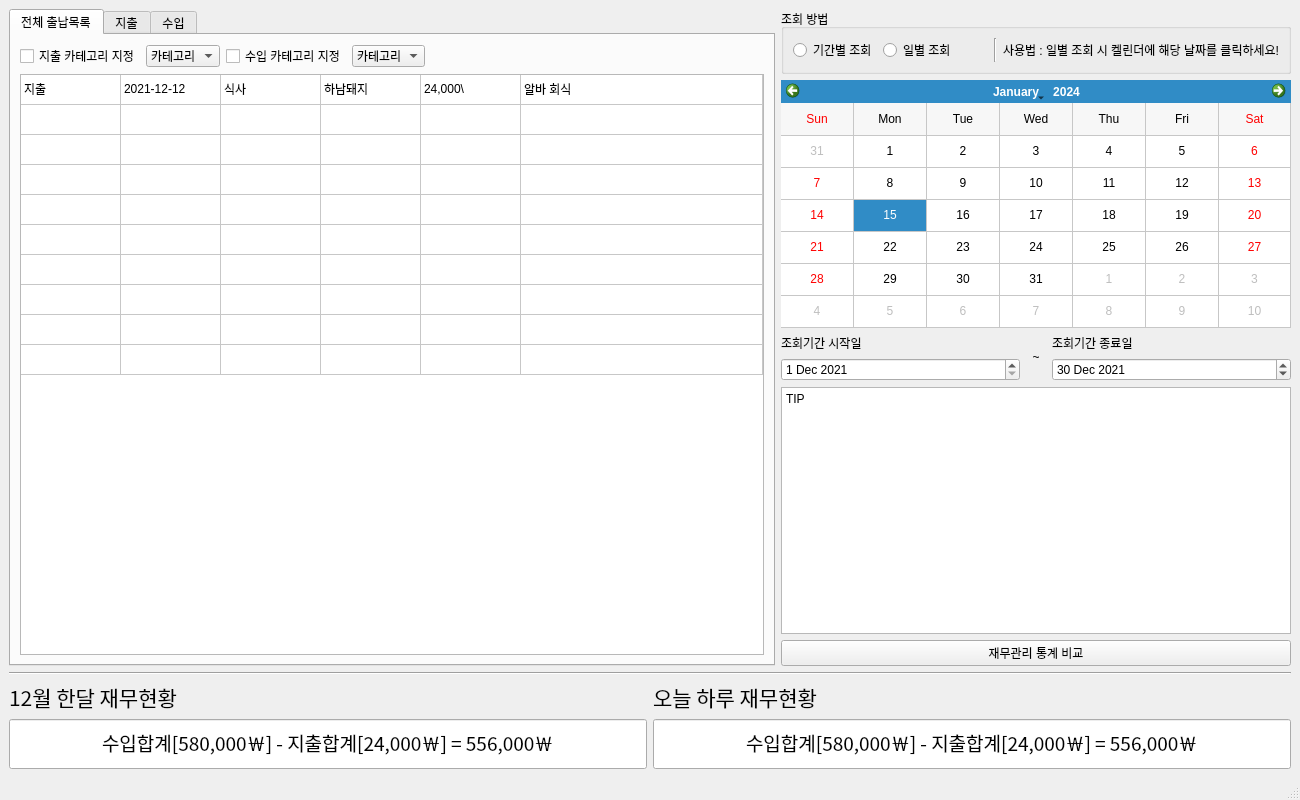
Firstcom1/dku_accounts_project, file dku_accounts_project.ui: the form before one commit.
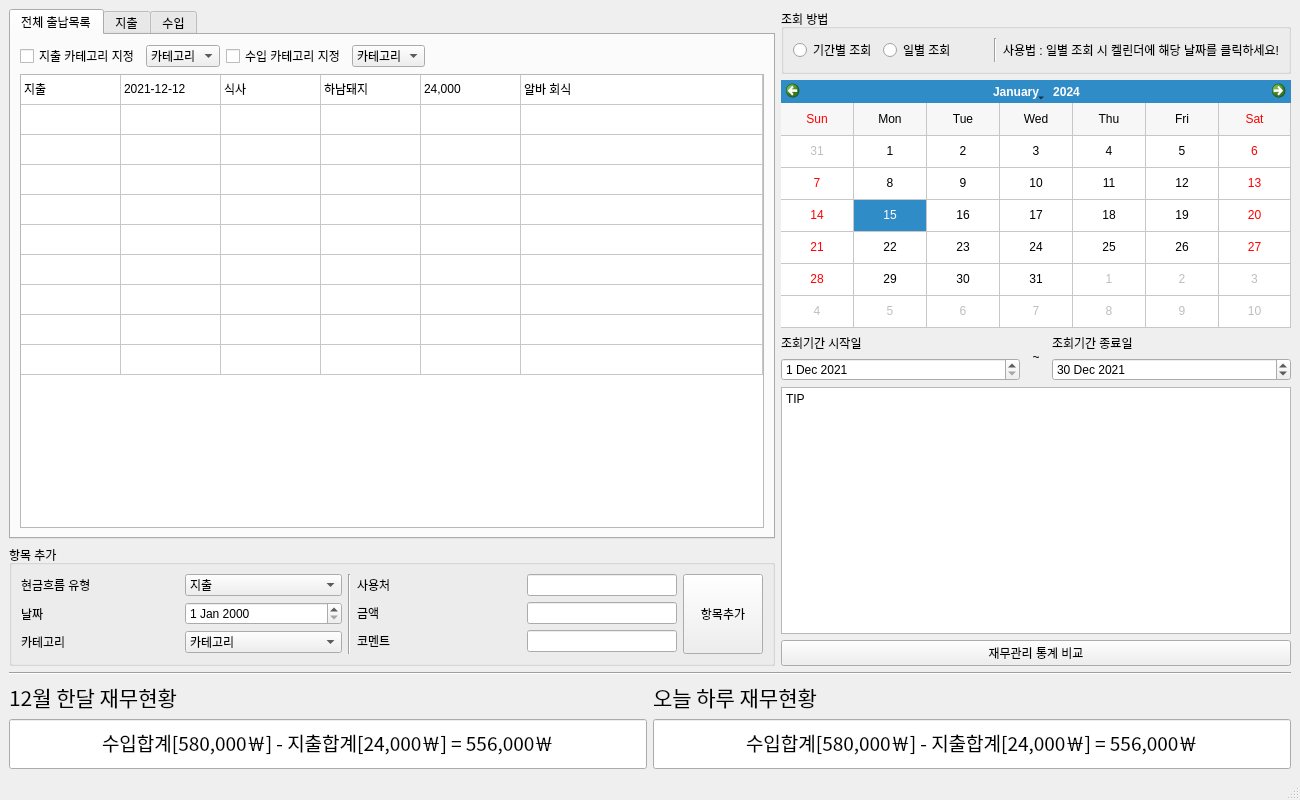
The form after the commit. The open tabs and pages were chosen to show the change.

Commit message: UI update : 1. Add Group for adding item, 2. Assign names to Objects

Patch:
```diff
--- a/dku_accounts_project.ui
+++ b/dku_accounts_project.ui
@@ -27,6 +27,8 @@
     <item>
      <layout class="QHBoxLayout" name="horizontalLayout_8" stretch="3,2">
       <item>
+       <layout class="QVBoxLayout" name="verticalLayout_11">
+        <item>
        <widget class="QTabWidget" name="TAB_displayType">
         <property name="tabPosition">
          <enum>QTabWidget::North</enum>
@@ -259,7 +261,7 @@
                 </item>
                 <item row="0" column="4">
                  <property name="text">
-                  <string>24,000\</string>
+                    <string>24,000</string>
                  </property>
                 </item>
                 <item row="0" column="5">
@@ -624,6 +626,210 @@
          </layout>
         </widget>
        </widget>
+        </item>
+        <item>
+         <widget class="QGroupBox" name="GB_addItemInfo">
+          <property name="title">
+           <string>항목 추가</string>
+          </property>
+          <layout class="QHBoxLayout" name="horizontalLayout_17" stretch="1,0,1,0">
+           <item>
+            <layout class="QVBoxLayout" name="verticalLayout_5">
+             <item>
+              <layout class="QHBoxLayout" name="horizontalLayout_11">
+               <item>
+                <widget class="QLabel" name="LB_typeOfMoeny">
+                 <property name="text">
+                  <string>현금흐름 유형</string>
+                 </property>
+                 <property name="alignment">
+                  <set>Qt::AlignLeading|Qt::AlignLeft|Qt::AlignVCenter</set>
+                 </property>
+                </widget>
+               </item>
+               <item>
+                <widget class="QComboBox" name="CB_typeOfMoeny">
+                 <item>
+                  <property name="text">
+                   <string>지출</string>
+                  </property>
+                 </item>
+                 <item>
+                  <property name="text">
+                   <string>수입</string>
+                  </property>
+                 </item>
+                </widget>
+               </item>
+              </layout>
+             </item>
+             <item>
+              <layout class="QHBoxLayout" name="horizontalLayout_12">
+               <item>
+                <widget class="QLabel" name="LB_flowDate">
+                 <property name="text">
+                  <string>날짜</string>
+                 </property>
+                </widget>
+               </item>
+               <item>
+                <widget class="QDateEdit" name="DE_flowDate"/>
+               </item>
+              </layout>
+             </item>
+             <item>
+              <layout class="QHBoxLayout" name="horizontalLayout_13">
+               <item>
+                <widget class="QLabel" name="LB_categoryItem">
+                 <property name="text">
+                  <string>카테고리</string>
+                 </property>
+                </widget>
+               </item>
+               <item>
+                <widget class="QComboBox" name="CB_categoryItem">
+                 <item>
+                  <property name="text">
+                   <string>카테고리</string>
+                  </property>
+                 </item>
+                 <item>
+                  <property name="text">
+                   <string>식사</string>
+                  </property>
+                 </item>
+                 <item>
+                  <property name="text">
+                   <string>간식</string>
+                  </property>
+                 </item>
+                 <item>
+                  <property name="text">
+                   <string>선물</string>
+                  </property>
+                 </item>
+                 <item>
+                  <property name="text">
+                   <string>공부</string>
+                  </property>
+                 </item>
+                 <item>
+                  <property name="text">
+                   <string>취미</string>
+                  </property>
+                 </item>
+                </widget>
+               </item>
+              </layout>
+             </item>
+            </layout>
+           </item>
+           <item>
+            <widget class="Line" name="line_2">
+             <property name="orientation">
+              <enum>Qt::Vertical</enum>
+             </property>
+            </widget>
+           </item>
+           <item>
+            <layout class="QVBoxLayout" name="verticalLayout_9">
+             <item>
+              <layout class="QHBoxLayout" name="horizontalLayout_14">
+               <item>
+                <widget class="QLabel" name="LB_usePlace">
+                 <property name="text">
+                  <string>사용처</string>
+                 </property>
+                 <property name="alignment">
+                  <set>Qt::AlignLeading|Qt::AlignLeft|Qt::AlignVCenter</set>
+                 </property>
+                </widget>
+               </item>
+               <item>
+                <widget class="QLineEdit" name="LE_usePlace">
+                 <property name="minimumSize">
+                  <size>
+                   <width>0</width>
+                   <height>0</height>
+                  </size>
+                 </property>
+                 <property name="maximumSize">
+                  <size>
+                   <width>150</width>
+                   <height>16777215</height>
+                  </size>
+                 </property>
+                </widget>
+               </item>
+              </layout>
+             </item>
+             <item>
+              <layout class="QHBoxLayout" name="horizontalLayout_15">
+               <item>
+                <widget class="QLabel" name="LB_amountOfMoney">
+                 <property name="text">
+                  <string>금액</string>
+                 </property>
+                 <property name="alignment">
+                  <set>Qt::AlignLeading|Qt::AlignLeft|Qt::AlignVCenter</set>
+                 </property>
+                </widget>
+               </item>
+               <item>
+                <widget class="QLineEdit" name="LE_amountOfMoeny">
+                 <property name="maximumSize">
+                  <size>
+                   <width>150</width>
+                   <height>16777215</height>
+                  </size>
+                 </property>
+                </widget>
+               </item>
+              </layout>
+             </item>
+             <item>
+              <layout class="QHBoxLayout" name="horizontalLayout_16">
+               <item>
+                <widget class="QLabel" name="LB_comment">
+                 <property name="text">
+                  <string>코멘트</string>
+                 </property>
+                 <property name="alignment">
+                  <set>Qt::AlignLeading|Qt::AlignLeft|Qt::AlignVCenter</set>
+                 </property>
+                </widget>
+               </item>
+               <item>
+                <widget class="QLineEdit" name="LE_comment">
+                 <property name="maximumSize">
+                  <size>
+                   <width>150</width>
+                   <height>16777215</height>
+                  </size>
+                 </property>
+                </widget>
+               </item>
+              </layout>
+             </item>
+            </layout>
+           </item>
+           <item>
+            <widget class="QPushButton" name="BT_addItem">
+             <property name="minimumSize">
+              <size>
+               <width>0</width>
+               <height>80</height>
+              </size>
+             </property>
+             <property name="text">
+              <string>항목추가</string>
+             </property>
+            </widget>
+           </item>
+          </layout>
+         </widget>
+        </item>
+       </layout>
       </item>
       <item>
        <layout class="QVBoxLayout" name="verticalLayout">
```
Left out of the diff: 58 changed lines with no effect on the pictures. Lines whose indentation alone changed are shown as unchanged.
